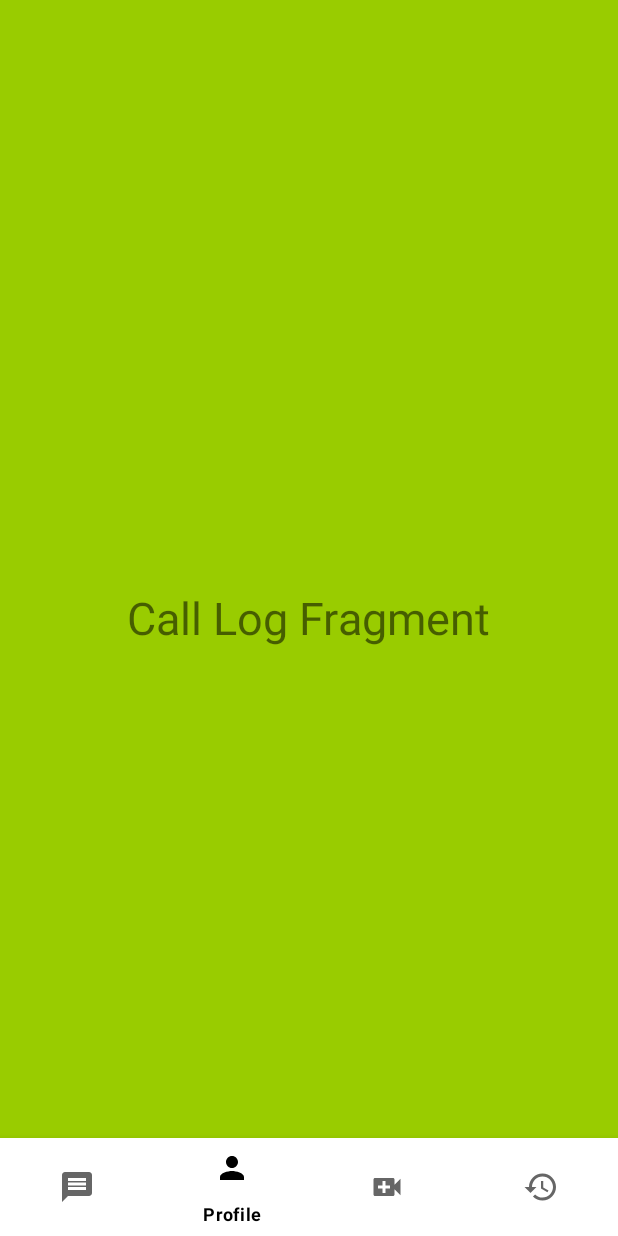
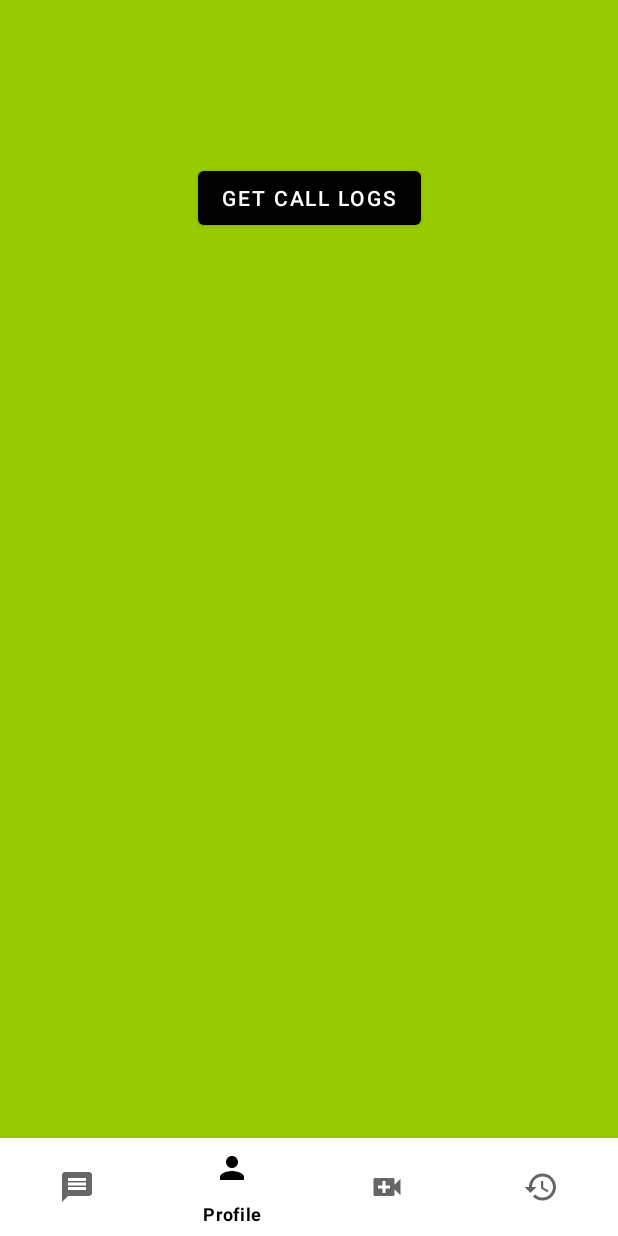
Before and after one commit to kryptorado/dineShareAndroid, an Android app: the fragment CallLogFragment placed in its activity, on a phone screen of 412 x 824 dp. Run offline under Robolectric (Android 15) with nearby library versions, the phone set to English and light mode, and no system bars; libraries missing offline, so code that uses them is left out: com.amplifyframework.api, com.amplifyframework.auth, com.amplifyframework.core; 1 statement that could not run was skipped.

Commit message:
added call log saving, fetching and other small changes

```diff
--- a/app/src/main/java/com/example/dineshareandroid/ui/callLog/CallLogFragment.kt
+++ b/app/src/main/java/com/example/dineshareandroid/ui/callLog/CallLogFragment.kt
@@ -2,24 +2,25 @@ package com.example.dineshareandroid.ui.callLog
 
 
 import android.os.Bundle
-
-import android.view.ViewGroup
-
-import android.view.LayoutInflater
 import android.view.View
 import androidx.fragment.app.Fragment
+import androidx.fragment.app.activityViewModels
 import com.example.dineshareandroid.R
+import kotlinx.android.synthetic.main.fragment_call_log.*
 
 
-class CallLogFragment : Fragment() {
-    override fun onCreateView(
-        inflater: LayoutInflater,
-        container: ViewGroup?,
-        savedInstanceState: Bundle?
-    ): View {
-        val view = inflater.inflate(R.layout.fragment_call_log, container, false)
+class CallLogFragment : Fragment(R.layout.fragment_call_log) {
+    override fun onViewCreated(view: View, savedInstanceState: Bundle?) {
+        super.onViewCreated(view, savedInstanceState)
+        val model: CallLogViewModel by activityViewModels()
 
+//        call_log_create_button.setOnClickListener {
+//            model.createCallLog()
+//        }
 
-        return view
+        call_log_get_button.setOnClickListener {
+            model.getCallLog()
+        }
+
     }
 }
--- a/app/src/main/java/com/example/dineshareandroid/ui/connecting/ConnectActivity.kt
+++ b/app/src/main/java/com/example/dineshareandroid/ui/connecting/ConnectActivity.kt
@@ -56,6 +56,7 @@ class ConnectActivity : AppCompatActivity() {
                     val intent = Intent(this, VideoChatActivity::class.java)
                     intent.putExtra("channelName", result.channelName)
                     intent.putExtra("token", result.token)
+                    intent.putExtra("otherUser", result.otherUser)
                     startActivity(intent)
                     finish()
                 } else {
--- a/app/src/main/java/com/example/dineshareandroid/ui/connecting/ConnectViewModel.kt
+++ b/app/src/main/java/com/example/dineshareandroid/ui/connecting/ConnectViewModel.kt
@@ -178,9 +178,6 @@ class ConnectViewModel: ViewModel() {
                         notEnoughUsers.postValue(true)
                     }
 
-                    // TODO: if state is "not enough users" for more than a minute, tell the user and cancel the search
-
-//                    Log.d(TAG, "responseBody:  ${body}")
                 } else {
                    // TODO: handle this error
                 }
--- a/app/src/main/java/com/example/dineshareandroid/ui/profile/ProfileFragment.kt
+++ b/app/src/main/java/com/example/dineshareandroid/ui/profile/ProfileFragment.kt
@@ -5,6 +5,7 @@ import android.content.Intent
 import android.os.Bundle
 import android.util.Log
 import android.view.View
+import android.widget.Toast
 import androidx.fragment.app.Fragment
 import androidx.fragment.app.activityViewModels
 import com.example.dineshareandroid.MainActivity
@@ -31,7 +32,6 @@ class ProfileFragment : Fragment(R.layout.fragment_profile) {
         }
 
         profile_button_logout.setOnClickListener {
-            // TODO: check and handle if error occurs
             model.logoutUser()
         }
 
@@ -43,6 +43,8 @@ class ProfileFragment : Fragment(R.layout.fragment_profile) {
             if (success) {
                 startActivity(Intent(activity, MainActivity::class.java))
                 activity?.finish()
+            } else {
+                Toast.makeText(context, "Couldn't log out", Toast.LENGTH_SHORT).show()
             }
         }
     }
--- a/app/src/main/java/com/example/dineshareandroid/ui/profile/ProfileViewModel.kt
+++ b/app/src/main/java/com/example/dineshareandroid/ui/profile/ProfileViewModel.kt
@@ -14,7 +14,7 @@ import com.example.dineshareandroid.backend.UserData
 class ProfileViewModel: ViewModel() {
     private val TAG = "ProfileViewModel"
     val user: LiveData<User?> = liveData {
-        val user = UserData.getProfile()
+        val user = UserData.getDynamoUser()
         emit(user)
     }
     val logoutSuccess = MutableLiveData<Boolean>()
--- a/app/src/main/res/layout/activity_video_chat.xml
+++ b/app/src/main/res/layout/activity_video_chat.xml
@@ -74,7 +74,7 @@
                 android:layout_width="0dp"
                 android:layout_height="match_parent"
                 android:layout_weight="20"
-                android:onClick="onEncCallClicked"
+                android:onClick="onEndCallClicked"
                 android:scaleType="centerInside"
                 android:src="@drawable/btn_end_call" />
 
--- a/app/src/main/res/layout/fragment_call_log.xml
+++ b/app/src/main/res/layout/fragment_call_log.xml
@@ -1,14 +1,20 @@
 <?xml version="1.0" encoding="utf-8"?>
-<RelativeLayout xmlns:android="http://schemas.android.com/apk/res/android"
+<androidx.constraintlayout.widget.ConstraintLayout xmlns:android="http://schemas.android.com/apk/res/android"
+    xmlns:app="http://schemas.android.com/apk/res-auto"
+    xmlns:tools="http://schemas.android.com/tools"
     android:layout_width="match_parent"
     android:layout_height="match_parent"
     android:background="@android:color/holo_green_light">
 
-    <TextView
+
+    <Button
+        android:id="@+id/call_log_get_button"
         android:layout_width="wrap_content"
         android:layout_height="wrap_content"
-        android:text="Call Log Fragment"
-        android:textSize="30sp"
-        android:layout_centerInParent="true"/>
-
-</RelativeLayout>
+        android:text="get call logs"
+        app:layout_constraintBottom_toBottomOf="parent"
+        app:layout_constraintEnd_toEndOf="parent"
+        app:layout_constraintStart_toStartOf="parent"
+        app:layout_constraintTop_toTopOf="parent"
+        app:layout_constraintVertical_bias="0.139" />
+</androidx.constraintlayout.widget.ConstraintLayout>
```
Also changed, not shown: app/src/main/java/com/example/dineshareandroid/backend/UserData.kt (+66 -1 lines), app/src/main/java/com/example/dineshareandroid/ui/callLog/CallLogViewModel.kt (added, +38 -0 lines), app/src/main/java/com/example/dineshareandroid/ui/videoChat/VideoChatActivity.kt (+58 -31 lines), app/src/main/java/com/example/dineshareandroid/ui/videoChat/VideoChatViewModel.kt (+49 -0 lines), app/src/main/res/layout/activity_connect.xml (+9 -3 lines).
